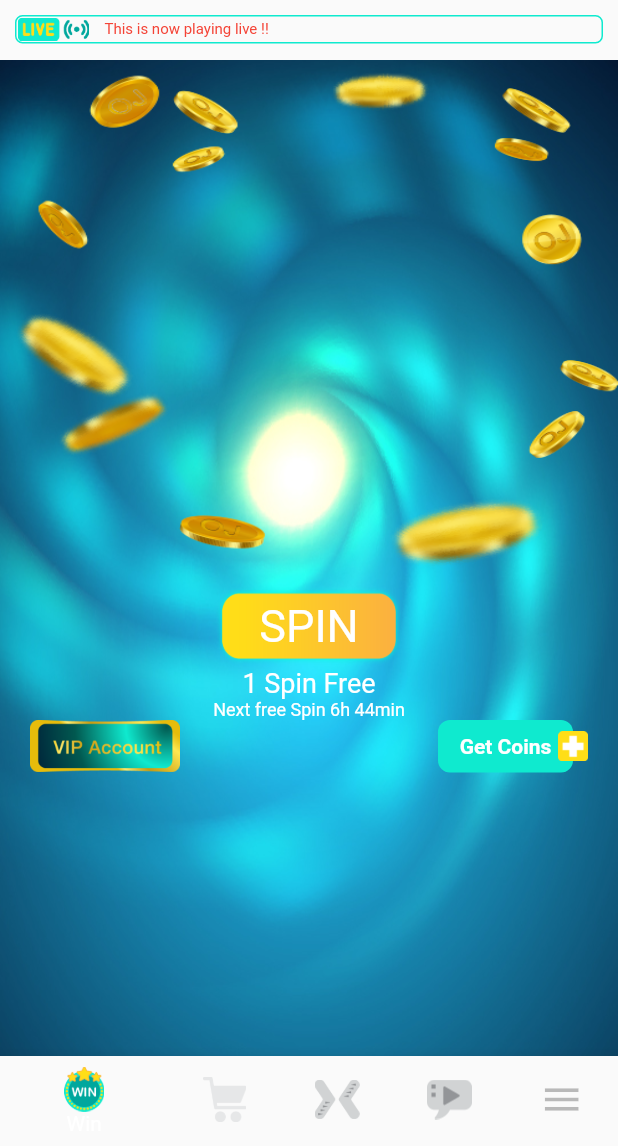
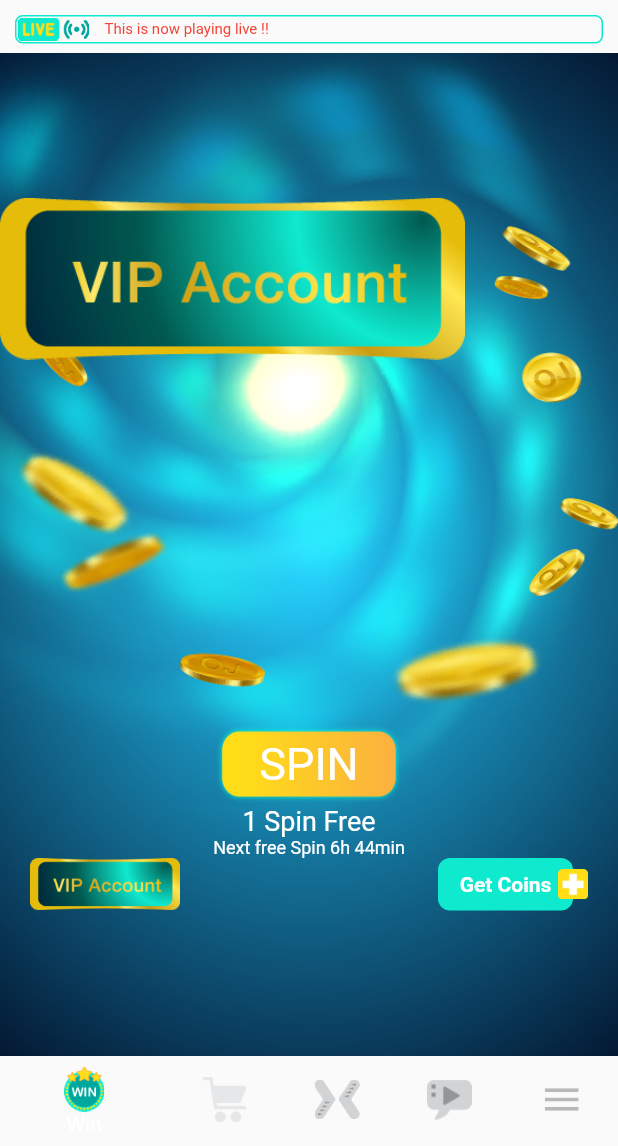
Before and after one commit to azizahmed45/opa_flutter, a Flutter app: the DashBoard screen opened directly, on a phone screen of 412 x 824 dp, the part 90-1236 px from its top. Run offline on Flutter 3.47's test engine with Material 2 defaults, Android fonts, the phone set to English and light mode, and no system bars; our stand-ins replace font_awesome_flutter.

Commit message:
Header set

```diff
--- a/lib/pages/dashboard/dashboard.dart
+++ b/lib/pages/dashboard/dashboard.dart
@@ -15,7 +15,6 @@
 }
 
 class _DashBoardState extends State<DashBoard> {
-
   List<Widget> _tabs = [
     SpinTab(),
     StorePage(),
@@ -28,22 +27,22 @@
 
   @override
   Widget build(BuildContext context) {
-    return SafeArea(
-      child: Container(
+    return Scaffold(
+      appBar: PreferredSize(
+        preferredSize: Size.fromHeight(95),
+        child: Header(),
+      ),
+      body: Container(
         child: Stack(
           children: <Widget>[
-            Header(),
+            // Header(),
             Positioned(
-              top: 100,
               child: _tabs[_selected],
-              // child: MenuPage(),
-              // child: SpinTab(),
-              // child: GetSpin(),
             ),
-            Positioned(
-              bottom: 0,
-              width: MediaQuery.of(context).size.width,
-              child: BottomNavigationBar(
+          ],
+        ),
+      ),
+      bottomNavigationBar: BottomNavigationBar(
         currentIndex: _selected,
         iconSize: 30,
         onTap: (selected) {
@@ -69,14 +68,12 @@
               icon: Image(
                 height: 30,
                 width: 30,
-                        image:
-                            AssetImage('assets/images/footer/Store-Icon2.png'),
+                image: AssetImage('assets/images/footer/Store-Icon2.png'),
               ),
               activeIcon: Image(
                 height: 30,
                 width: 30,
-                        image:
-                            AssetImage('assets/images/footer/Store-Icon1.png'),
+                image: AssetImage('assets/images/footer/Store-Icon1.png'),
               )),
           BottomNavigationBarItem(
               title: Text("Com"),
@@ -95,14 +92,12 @@
               icon: Image(
                 height: 30,
                 width: 30,
-                        image:
-                            AssetImage('assets/images/footer/Media-Icon2.png'),
+                image: AssetImage('assets/images/footer/Media-Icon2.png'),
               ),
               activeIcon: Image(
                 height: 30,
                 width: 30,
-                        image:
-                            AssetImage('assets/images/footer/Media-Icon1.png'),
+                image: AssetImage('assets/images/footer/Media-Icon1.png'),
               )),
           BottomNavigationBarItem(
               title: Text("Menu"),
@@ -118,10 +113,6 @@
               )),
         ],
       ),
-            )
-          ],
-        ),
-      ),
     );
   }
 }
--- a/lib/pages/dashboard/header.dart
+++ b/lib/pages/dashboard/header.dart
@@ -5,7 +5,8 @@
 class Header extends StatelessWidget {
   @override
   Widget build(BuildContext context) {
-    return Container(
+    return SafeArea(
+      child: Container(
         child: Column(
           children: <Widget>[
             Container(
@@ -145,6 +146,7 @@
             )
           ],
         ),
+      ),
     );
   }
 }
--- a/lib/pages/sign_up.dart
+++ b/lib/pages/sign_up.dart
@@ -8,7 +8,8 @@
 class SignUp extends StatelessWidget {
   @override
   Widget build(BuildContext context) {
-    return SingleChildScrollView(
+    return Scaffold(
+      body: SingleChildScrollView(
         primary: true,
         child: Container(
           decoration: pageGradient,
@@ -216,6 +217,7 @@
             ],
           ),
         ),
+      ),
     );
   }
 }
--- a/lib/pages/splash.dart
+++ b/lib/pages/splash.dart
@@ -5,7 +5,8 @@
 class Splash extends StatelessWidget {
   @override
   Widget build(BuildContext context) {
-    return Container(
+    return Scaffold(
+      body: Container(
         height: MediaQuery.of(context).size.height,
         child: Row(
           crossAxisAlignment: CrossAxisAlignment.center,
@@ -24,6 +25,7 @@
               color: Colors.black,
             ),
           ],
+        ),
       ),
     );
   }
--- a/lib/widgets/spin_tab.dart
+++ b/lib/widgets/spin_tab.dart
@@ -1,28 +1,43 @@
+import 'dart:async';
+
 import 'package:flutter/material.dart';
 import 'package:flutter/widgets.dart';
 import 'package:opa_flutter/app_color.dart';
 import 'package:opa_flutter/widgets/get_spin.dart';
 import 'package:opa_flutter/widgets/get_vip.dart';
 import 'package:opa_flutter/widgets/spin_win.dart';
+import 'package:opa_flutter/widgets/spinner/spinner.dart';
 
 class SpinTab extends StatefulWidget {
+
+
+
   @override
   _SpinTabState createState() => _SpinTabState();
 }
 
 class _SpinTabState extends State<SpinTab> {
-
   bool _showGetSpin = false;
   bool _showGetVip = false;
   bool _showWin = false;
 
-  void toggleGetSpin(){
+  final StreamController _dividerController = StreamController<int>();
+
+  final _wheelNotifier = StreamController<double>();
+
+  @override
+  void initState() {
+    _wheelNotifier.add(3);
+    super.initState();
+  }
+
+  void toggleGetSpin() {
     setState(() {
       _showGetSpin = !_showGetSpin;
     });
   }
 
-  void toggleGeVip(){
+  void toggleGeVip() {
     setState(() {
       _showGetVip = !_showGetVip;
     });
@@ -58,23 +73,38 @@
                       width: MediaQuery.of(context).size.width,
                       height: MediaQuery.of(context).size.height,
                       fit: BoxFit.fill,
-                      image: AssetImage(
-                          'assets/images/others/spin_bg_dec.png'),
+                      image: AssetImage('assets/images/others/spin_bg_dec.png'),
+                    ),
+                    SpinningWheel(
+                      Image.asset('assets/images/others/vpAcc.png'),
+                      width: 310,
+                      height: 310,
+                      initialSpinAngle: 0,
+                      spinResistance: 0.2,
+                      dividers: 6,
+                      onUpdate: _dividerController.add,
+                      onEnd: _dividerController.add,
+                      shouldStartOrStop: _wheelNotifier.stream,
                     ),
                   ],
                 ),
               ),
-              Container(
-                padding:
-                EdgeInsets.symmetric(vertical: 10, horizontal: 30),
+              GestureDetector(
+                onTap: (){
+                  _wheelNotifier.sink.add(8000);
+                  print("test");
+                },
+                child: Container(
+                  padding: EdgeInsets.symmetric(vertical: 10, horizontal: 30),
                   decoration: BoxDecoration(
                       image: DecorationImage(
-                        image: AssetImage(
-                            'assets/images/others/Click-Spin.png'),
+                          image:
+                              AssetImage('assets/images/others/Click-Spin.png'),
                           fit: BoxFit.fill)),
                   child: Text(
                     "SPIN",
                     style: TextStyle(color: Colors.white, fontSize: 30),
+                  ),
                 ),
               ),
               Text(
@@ -97,8 +127,7 @@
                         onTap: toggleGeVip,
                         child: Image(
                           width: 100,
-                          image: AssetImage(
-                              'assets/images/others/vpAcc.png'),
+                          image: AssetImage('assets/images/others/vpAcc.png'),
                         ),
                       ),
                     ),
@@ -118,12 +147,24 @@
                                   width: 100,
                                   height: 35,
                                   margin: EdgeInsets.only(right: 10),
-                                  decoration: BoxDecoration(color: AppColors.TEAL_LITE, borderRadius: BorderRadius.circular(8)),
-                                  child: Text('Get Coins', style: TextStyle(color: Colors.white, fontWeight: FontWeight.bold),),
+                                  decoration: BoxDecoration(
+                                      color: AppColors.TEAL_LITE,
+                                      borderRadius: BorderRadius.circular(8)),
+                                  child: Text(
+                                    'Get Coins',
+                                    style: TextStyle(
+                                        color: Colors.white,
+                                        fontWeight: FontWeight.bold),
+                                  ),
                                 ),
                                 Align(
                                   alignment: Alignment.centerRight,
-                                  child: Image(image: AssetImage('assets/images/header/Plus.png'), width: 20, height: 20,),
+                                  child: Image(
+                                    image: AssetImage(
+                                        'assets/images/header/Plus.png'),
+                                    width: 20,
+                                    height: 20,
+                                  ),
                                 ),
                               ],
                             ),
@@ -140,9 +181,9 @@
               ),
             ],
           ),
-           if(_showGetVip) GetVip(toggleGeVip),
-           if(_showGetSpin) GetSpin(toggleGetSpin),
-           if(_showWin)SpinWin("7000"),
+          if (_showGetVip) GetVip(toggleGeVip),
+          if (_showGetSpin) GetSpin(toggleGetSpin),
+          if (_showWin) SpinWin("7000"),
         ],
       ),
     );
--- /dev/null
+++ b/lib/widgets/spinner/spinner.dart
@@ -0,0 +1,336 @@
+import 'dart:async';
+import 'dart:math';
+
+import 'package:flutter/material.dart';
+
+import 'utils.dart';
+
+/// Returns a widget which displays a rotating image.
+/// This widget can be interacted with with drag gestures and could be used as a "fortune wheel".
+///
+/// Required arguments are dimensions and the image to be used as the wheel.
+///
+///     SpinningWheel(Image.asset('assets/images/wheel-6-300.png'), width: 310, height: 310,)
+class SpinningWheel extends StatefulWidget {
+  /// width used by the container with the image
+  final double width;
+
+  /// height used by the container with the image
+  final double height;
+
+  /// image that will be used as wheel
+  final Image image;
+
+  /// number of equal divisions in the wheel
+  final int dividers;
+
+  /// initial rotation angle from 0.0 to 2*pi
+  /// default is 0.0
+  final double initialSpinAngle;
+
+  /// has to be higher than 0.0 (no resistance) and lower or equal to 1.0
+  /// default is 0.5
+  final double spinResistance;
+
+  /// if true, the user can interact with the wheel while it spins
+  /// default is true
+  final bool canInteractWhileSpinning;
+
+  /// will be rendered on top of the wheel and can be used to show a selector
+  final Image secondaryImage;
+
+  /// x dimension for the secondaty image, if provided
+  /// if provided, has to be smaller than widget height
+  final double secondaryImageHeight;
+
+  /// y dimension for the secondary image, if provided
+  /// if provided, has to be smaller than widget width
+  final double secondaryImageWidth;
+
+  /// can be used to fine tune the position for the secondary image, otherwise it will be centered
+  final double secondaryImageTop;
+
+  /// can be used to fine tune the position for the secondary image, otherwise it will be centered
+  final double secondaryImageLeft;
+
+  /// callback function to be executed when the wheel selection changes
+  final Function onUpdate;
+
+  /// callback function to be executed when the animation stops
+  final Function onEnd;
+
+  /// Stream<double> used to trigger an animation
+  /// if triggered in an animation it will stop it, unless canInteractWhileSpinning is false
+  /// the parameter is a double for pixelsPerSecond in axis Y, which defaults to 8000.0 as a medium-high velocity
+  final Stream shouldStartOrStop;
+
+  SpinningWheel(
+      this.image, {
+        @required this.width,
+        @required this.height,
+        @required this.dividers,
+        this.initialSpinAngle: 0.0,
+        this.spinResistance: 0.5,
+        this.canInteractWhileSpinning: true,
+        this.secondaryImage,
+        this.secondaryImageHeight,
+        this.secondaryImageWidth,
+        this.secondaryImageTop,
+        this.secondaryImageLeft,
+        this.onUpdate,
+        this.onEnd,
+        this.shouldStartOrStop,
+      })  : assert(width > 0.0 && height > 0.0),
+        assert(spinResistance > 0.0 && spinResistance <= 1.0),
+        assert(initialSpinAngle >= 0.0 && initialSpinAngle <= (2 * pi)),
+        assert(secondaryImage == null ||
+            (secondaryImageHeight <= height && secondaryImageWidth <= width));
+
+  @override
+  _SpinningWheelState createState() => _SpinningWheelState();
+}
+
+class _SpinningWheelState extends State<SpinningWheel>
+    with SingleTickerProviderStateMixin {
+  AnimationController _animationController;
+  Animation<double> _animation;
+
+  // we need to store if has the widget behaves differently depending on the status
+  // AnimationStatus _animationStatus = AnimationStatus.dismissed;
+
+  // it helps calculating the velocity based on position and pixels per second velocity and angle
+  SpinVelocity _spinVelocity;
+  NonUniformCircularMotion _motion;
+
+  // keeps the last local position on pan update
+  // we need it onPanEnd to calculate in which cuadrant the user was when last dragged
+  Offset _localPositionOnPanUpdate;
+
+  // duration of the animation based on the initial velocity
+  double _totalDuration = 0;
+
+  // initial velocity for the wheel when the user spins the wheel
+  double _initialCircularVelocity = 0;
+
+  // angle for each divider: 2*pi / numberOfDividers
+  double _dividerAngle;
+
+  // current (circular) distance (angle) covered during the animation
+  double _currentDistance = 0;
+
+  // initial spin angle when the wheels starts the animation
+  double _initialSpinAngle;
+
+  // dividider which is selected (positive y-coord)
+  int _currentDivider;
+
+  // spining backwards
+  bool _isBackwards;
+
+  // if the user drags outside the wheel, won't be able to get back in
+  DateTime _offsetOutsideTimestamp;
+
+  // will be used to do transformations between global and local
+  RenderBox _renderBox;
+
+  // subscription to the stream used to trigger an animation
+  StreamSubscription _subscription;
+
+  @override
+  void initState() {
+    super.initState();
+
+    _spinVelocity = SpinVelocity(width: widget.width, height: widget.height);
+    _motion = NonUniformCircularMotion(resistance: widget.spinResistance);
+
+    _animationController = new AnimationController(
+      vsync: this,
+      duration: Duration(seconds: 0),
+    );
+    _animation = Tween(begin: 0.0, end: 1.0).animate(
+        CurvedAnimation(parent: _animationController, curve: Curves.linear));
+
+    _dividerAngle = _motion.anglePerDivision(widget.dividers);
+    _initialSpinAngle = widget.initialSpinAngle;
+
+    _animation.addStatusListener((status) {
+      // _animationStatus = status;
+      if (status == AnimationStatus.completed) _stopAnimation();
+    });
+
+    if (widget.shouldStartOrStop != null) {
+      _subscription = widget.shouldStartOrStop.listen(_startOrStop);
+    }
+  }
+
+  _startOrStop(dynamic velocity) {
+    if (_animationController.isAnimating) {
+      _stopAnimation();
+    } else {
+      // velocity is pixels per second in axis Y
+      // we asume a drag from cuadrant 1 with high velocity (8000)
+      var pixelsPerSecondY = velocity ?? 8000.0;
+      _localPositionOnPanUpdate = Offset(250.0, 250.0);
+      _startAnimation(Offset(0.0, pixelsPerSecondY));
+    }
+  }
+
+  double get topSecondaryImage =>
+      widget.secondaryImageTop ??
+          (widget.height / 2) - (widget.secondaryImageHeight / 2);
+
+  double get leftSecondaryImage =>
+      widget.secondaryImageLeft ??
+          (widget.width / 2) - (widget.secondaryImageWidth / 2);
+
+  double get widthSecondaryImage => widget.secondaryImageWidth ?? widget.width;
+
+  double get heightSecondaryImage =>
+      widget.secondaryImageHeight ?? widget.height;
+
+  @override
+  Widget build(BuildContext context) {
+    return Container(
+      height: widget.height,
+      width: widget.width,
+      child: Stack(
+        children: [
+          GestureDetector(
+            onPanUpdate: _moveWheel,
+            onPanEnd: _startAnimationOnPanEnd,
+            onPanDown: (_details) => _stopAnimation(),
+            child: AnimatedBuilder(
+                animation: _animation,
+                child: Container(child: widget.image),
+                builder: (context, child) {
+                  _updateAnimationValues();
+                  widget.onUpdate(_currentDivider);
+                  return Transform.rotate(
+                    angle: _initialSpinAngle + _currentDistance,
+                    child: child,
+                  );
+                }),
+          ),
+          widget.secondaryImage != null
+              ? Positioned(
+              top: topSecondaryImage,
+              left: leftSecondaryImage,
+              child: Container(
+                height: heightSecondaryImage,
+                width: widthSecondaryImage,
+                child: widget.secondaryImage,
+              ))
+              : Container(),
+        ],
+      ),
+    );
+  }
+
+  // user can interact only if widget allows or wheel is not spinning
+  bool get _userCanInteract =>
+      !_animationController.isAnimating || widget.canInteractWhileSpinning;
+
+  // transforms from global coordinates to local and store the value
+  void _updateLocalPosition(Offset position) {
+    if (_renderBox == null) {
+      _renderBox = context.findRenderObject();
+    }
+    _localPositionOnPanUpdate = _renderBox.globalToLocal(position);
+  }
+
+  /// returns true if (x,y) is outside the boundaries from size
+  bool _contains(Offset p) => Size(widget.width, widget.height).contains(p);
+
+  // this is called just before the animation starts
+  void _updateAnimationValues() {
+    if (_animationController.isAnimating) {
+      // calculate total distance covered
+      var currentTime = _totalDuration * _animation.value;
+      _currentDistance =
+          _motion.distance(_initialCircularVelocity, currentTime);
+      if (_isBackwards) {
+        _currentDistance = -_currentDistance;
+      }
+    }
+    // calculate current divider selected
+    var modulo = _motion.modulo(_currentDistance + _initialSpinAngle);
+    _currentDivider = widget.dividers - (modulo ~/ _dividerAngle);
+    if (_animationController.isCompleted) {
+      _initialSpinAngle = modulo;
+      _currentDistance = 0;
+    }
+  }
+
+  void _moveWheel(DragUpdateDetails details) {
+    if (!_userCanInteract) return;
+
+    // user won't be able to get back in after dragin outside
+    if (_offsetOutsideTimestamp != null) return;
+
+    _updateLocalPosition(details.globalPosition);
+
+    if (_contains(_localPositionOnPanUpdate)) {
+      // we need to update the rotation
+      // so, calculate the new rotation angle and rebuild the widget
+      var angle = _spinVelocity.offsetToRadians(_localPositionOnPanUpdate);
+      setState(() {
+        // initialSpinAngle will be added later on build
+        _currentDistance = angle - _initialSpinAngle;
+      });
+    } else {
+      // if user dragged outside the boundaries we save the timestamp
+      // when user releases the drag, it will trigger animation only if less than duration time passed from now
+      _offsetOutsideTimestamp = DateTime.now();
+    }
+  }
+
+  void _stopAnimation() {
+    if (!_userCanInteract) return;
+
+    _offsetOutsideTimestamp = null;
+    _animationController.stop();
+    _animationController.reset();
+
+    widget.onEnd(_currentDivider);
+  }
+
+  void _startAnimationOnPanEnd(DragEndDetails details) {
+    if (!_userCanInteract) return;
+
+    if (_offsetOutsideTimestamp != null) {
+      var difference = DateTime.now().difference(_offsetOutsideTimestamp);
+      _offsetOutsideTimestamp = null;
+      // if more than 50 seconds passed since user dragged outside the boundaries, dont start animation
+      if (difference.inMilliseconds > 50) return;
+    }
+
+    // it was the user just taping to stop the animation
+    if (_localPositionOnPanUpdate == null) return;
+
+    _startAnimation(details.velocity.pixelsPerSecond);
+  }
+
+  void _startAnimation(Offset pixelsPerSecond) {
+    var velocity =
+    _spinVelocity.getVelocity(_localPositionOnPanUpdate, pixelsPerSecond);
+
+    _localPositionOnPanUpdate = null;
+    _isBackwards = velocity < 0;
+    _initialCircularVelocity = pixelsPerSecondToRadians(velocity.abs());
+    _totalDuration = _motion.duration(_initialCircularVelocity);
+
+    _animationController.duration =
+        Duration(milliseconds: (_totalDuration * 1000).round());
+
+    _animationController.reset();
+    _animationController.forward();
+  }
+
+  dispose() {
+    _animationController.dispose();
+    if (_subscription != null) {
+      _subscription.cancel();
+    }
+    super.dispose();
+  }
+}
--- /dev/null
+++ b/lib/widgets/spinner/utils.dart
@@ -0,0 +1,81 @@
+import 'dart:math';
+import 'dart:ui';
+
+import 'package:meta/meta.dart';
+
+const Map<int, Offset> cuadrants = const {
+  1: Offset(0.5, 0.5),
+  2: Offset(-0.5, 0.5),
+  3: Offset(-0.5, -0.5),
+  4: Offset(0.5, -0.5),
+};
+
+const pi_0_5 = pi * 0.5;
+const pi_2_5 = pi * 2.5;
+const pi_2 = pi * 2;
+
+class SpinVelocity {
+  final double height;
+  final double width;
+
+  double get width_0_5 => width / 2;
+  double get height_0_5 => height / 2;
+
+  SpinVelocity({@required this.height, @required this.width});
+
+  double getVelocity(Offset position, Offset pps) {
+    var cuadrantIndex = _getCuadrantFromOffset(position);
+    var cuadrant = cuadrants[cuadrantIndex];
+    return (cuadrant.dx * pps.dx) + (cuadrant.dy * pps.dy);
+  }
+
+  /// transforms (x,y) into radians assuming we start at positive y axis as 0
+  double offsetToRadians(Offset position) {
+    var a = position.dx - width_0_5;
+    var b = height_0_5 - position.dy;
+    var angle = atan2(b, a);
+    return _normalizeAngle(angle);
+  }
+
+  int _getCuadrantFromOffset(Offset p) => p.dx > width_0_5
+      ? (p.dy > height_0_5 ? 2 : 1)
+      : (p.dy > height_0_5 ? 3 : 4);
+
+  // radians go from 0 to pi (positive y axis) and 0 to -pi (negative y axis)
+  // we need radians from positive y axis (0) clockwise back to y axis (2pi)
+  double _normalizeAngle(double angle) => angle > 0
+      ? (angle > pi_0_5 ? (pi_2_5 - angle) : (pi_0_5 - angle))
+      : pi_0_5 - angle;
+
+  bool contains(Offset p) => Size(width, height).contains(p);
+}
+
+class NonUniformCircularMotion {
+  final double resistance;
+
+  NonUniformCircularMotion({@required this.resistance});
+
+  /// returns the acceleration based on the resistance provided in the constructor
+  double get acceleration => resistance * -7 * pi;
+
+  /// distance covered in a specified time with initial velocity
+  /// 𝜑=𝜑0+𝜔·𝑡+1/2·𝛼·𝑡2
+  distance(double velocity, double time) =>
+      (velocity * time) + (0.5 * acceleration * pow(time, 2));
+
+  /// movement duration with initial velocity
+  duration(double velocity) => -velocity / acceleration;
+
+  /// modulo in a circunference
+  modulo(double angle) => angle % (2 * pi);
+
+  /// angle per division in a circunference with x dividers
+  anglePerDivision(int dividers) => (2 * pi) / dividers;
+}
+
+/// transforms pixels per second as used by Flutter to radians
+/// this is a custom interpreation, it could be updated to adjust the velocity
+double pixelsPerSecondToRadians(double pps) {
+  // 100 ppx will equal 2pi radians
+  return (pps * 2 * pi) / 1000;
+}
```
Also changed, not shown: lib/main.dart (+11 -4 lines), lib/pages/dashboard/com_page.dart (+5 -2 lines), lib/pages/login.dart (+9 -3 lines), lib/pages/update_info.dart (added, +132 -0 lines). Lines whose indentation alone changed are shown as unchanged.
